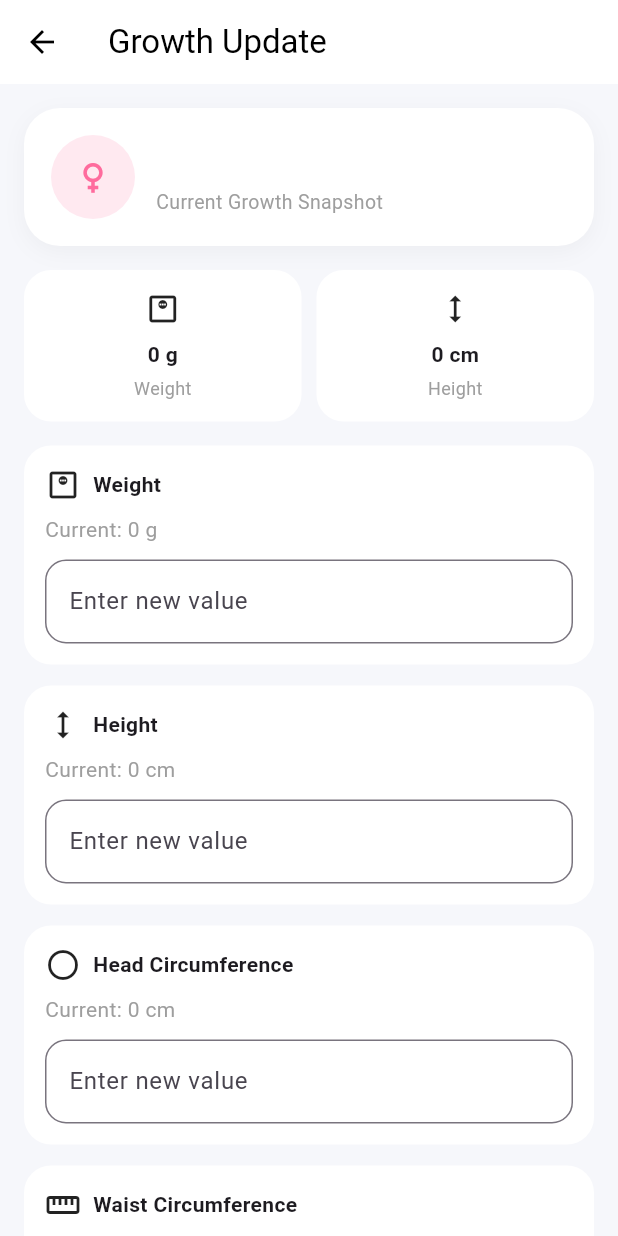
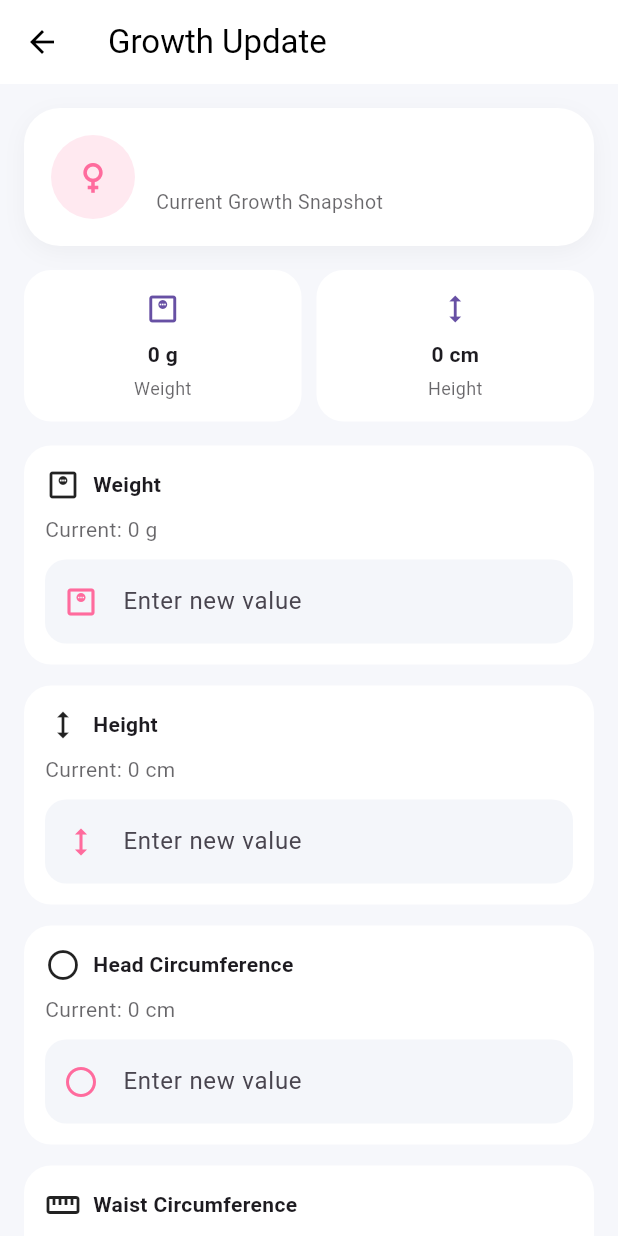
Before and after one commit to m3hm3tcan/Leyumi, a Flutter app: the GrowthUpdateScreen screen opened by its route, on a phone screen of 412 x 824 dp. Run offline on Flutter 3.47's test engine with Material 3 defaults, Android fonts, the phone set to English and light mode, and no system bars; our stand-ins replace fl_chart, google_fonts, lottie, shared_preferences; accounts and stored records are empty.

Commit message:
dark mode added on growth update screen

```diff
--- a/lib/features/growth/growth_update_screen.dart
+++ b/lib/features/growth/growth_update_screen.dart
@@ -30,6 +30,8 @@ class _GrowthUpdateScreenState extends State<GrowthUpdateScreen> {
   Future<void> loadProfile() async {
     final p = await BabyStorage().loadProfile();
     final growth = await GrowthStorage().loadEntries();
+
+    if (!mounted) return;
 
     setState(() {
       profile = p;
@@ -90,8 +92,20 @@ class _GrowthUpdateScreenState extends State<GrowthUpdateScreen> {
   }
 
   @override
+  void dispose() {
+    weightCtrl.dispose();
+    heightCtrl.dispose();
+    headCtrl.dispose();
+    waistCtrl.dispose();
+    super.dispose();
+  }
+
+  @override
   Widget build(BuildContext context) {
     final l10n = AppLocalizations.of(context);
+    final theme = Theme.of(context);
+    final colorScheme = theme.colorScheme;
+    final isDark = theme.brightness == Brightness.dark;
 
     if (profile == null) {
       return const Scaffold(
@@ -104,13 +118,15 @@ class _GrowthUpdateScreenState extends State<GrowthUpdateScreen> {
     final isBoy = profile!.gender.toLowerCase() == "male";
     final primaryColor =
         isBoy ? const Color(0xff4DA3FF) : const Color(0xffFF6B9D);
+    final surfaceColor = theme.cardColor;
+    final subtleSurface = isDark ? const Color(0xff262626) : const Color(0xffF4F6FA);
+    final secondaryTextColor =
+        theme.textTheme.bodyMedium?.color?.withAlpha(170) ?? Colors.grey;
+    final shadowColor = Colors.black.withAlpha(isDark ? 40 : 10);
 
     return Scaffold(
-      backgroundColor: const Color(0xffF6F7FB),
-
       appBar: AppBar(
         title: Text(l10n.growthUpdateTitle),
-        backgroundColor: Colors.white,
         elevation: 0,
       ),
 
@@ -124,11 +140,11 @@ class _GrowthUpdateScreenState extends State<GrowthUpdateScreen> {
               width: double.infinity,
               padding: const EdgeInsets.all(18),
               decoration: BoxDecoration(
-                color: Colors.white,
+                color: surfaceColor,
                 borderRadius: BorderRadius.circular(24),
                 boxShadow: [
                   BoxShadow(
-                    color: Colors.black.withAlpha(10),
+                    color: shadowColor,
                     blurRadius: 12,
                     offset: const Offset(0, 4),
                   ),
@@ -165,8 +181,8 @@ class _GrowthUpdateScreenState extends State<GrowthUpdateScreen> {
 
                         Text(
                           l10n.currentGrowthSnapshot,
-                          style: const TextStyle(
-                            color: Colors.grey,
+                          style: TextStyle(
+                            color: secondaryTextColor,
                             fontSize: 13,
                           ),
                         ),
@@ -187,6 +203,9 @@ class _GrowthUpdateScreenState extends State<GrowthUpdateScreen> {
                     l10n.weight,
                     "${profile!.weight} ${l10n.unitGr}",
                     Icons.monitor_weight_outlined,
+                    surfaceColor: surfaceColor,
+                    secondaryTextColor: secondaryTextColor,
+                    iconColor: colorScheme.primary,
                   ),
                 ),
                 const SizedBox(width: 10),
@@ -195,6 +214,9 @@ class _GrowthUpdateScreenState extends State<GrowthUpdateScreen> {
                     l10n.height,
                     "${profile!.height} ${l10n.unitCm}",
                     Icons.height,
+                    surfaceColor: surfaceColor,
+                    secondaryTextColor: secondaryTextColor,
+                    iconColor: colorScheme.primary,
                   ),
                 ),
               ],
@@ -210,6 +232,10 @@ class _GrowthUpdateScreenState extends State<GrowthUpdateScreen> {
               unit: l10n.unitGr,
               currentLabel: l10n.currentLabel,
               hintText: l10n.enterNewValueHint,
+              surfaceColor: surfaceColor,
+              subtleSurface: subtleSurface,
+              secondaryTextColor: secondaryTextColor,
+              accentColor: primaryColor,
             ),
 
             _growthField(
@@ -220,6 +246,10 @@ class _GrowthUpdateScreenState extends State<GrowthUpdateScreen> {
               unit: l10n.unitCm,
               currentLabel: l10n.currentLabel,
               hintText: l10n.enterNewValueHint,
+              surfaceColor: surfaceColor,
+              subtleSurface: subtleSurface,
+              secondaryTextColor: secondaryTextColor,
+              accentColor: primaryColor,
             ),
 
             _growthField(
@@ -230,6 +260,10 @@ class _GrowthUpdateScreenState extends State<GrowthUpdateScreen> {
               unit: l10n.unitCm,
               currentLabel: l10n.currentLabel,
               hintText: l10n.enterNewValueHint,
+              surfaceColor: surfaceColor,
+              subtleSurface: subtleSurface,
+              secondaryTextColor: secondaryTextColor,
+              accentColor: primaryColor,
             ),
 
             _growthField(
@@ -240,6 +274,10 @@ class _GrowthUpdateScreenState extends State<GrowthUpdateScreen> {
               unit: l10n.unitCm,
               currentLabel: l10n.currentLabel,
               hintText: l10n.enterNewValueHint,
+              surfaceColor: surfaceColor,
+              subtleSurface: subtleSurface,
+              secondaryTextColor: secondaryTextColor,
+              accentColor: primaryColor,
             ),
 
             const SizedBox(height: 24),
@@ -271,16 +309,19 @@ class _GrowthUpdateScreenState extends State<GrowthUpdateScreen> {
     String title,
     String value,
     IconData icon,
+    {required Color surfaceColor,
+    required Color secondaryTextColor,
+    required Color iconColor,}
   ) {
     return Container(
       padding: const EdgeInsets.all(14),
       decoration: BoxDecoration(
-        color: Colors.white,
+        color: surfaceColor,
         borderRadius: BorderRadius.circular(18),
       ),
       child: Column(
         children: [
-          Icon(icon),
+          Icon(icon, color: iconColor),
 
           const SizedBox(height: 8),
 
@@ -296,8 +337,8 @@ class _GrowthUpdateScreenState extends State<GrowthUpdateScreen> {
 
           Text(
             title,
-            style: const TextStyle(
-              color: Colors.grey,
+            style: TextStyle(
+              color: secondaryTextColor,
               fontSize: 12,
             ),
           ),
@@ -314,12 +355,16 @@ class _GrowthUpdateScreenState extends State<GrowthUpdateScreen> {
     required String unit,
     required String currentLabel,
     required String hintText,
+    required Color surfaceColor,
+    required Color subtleSurface,
+    required Color secondaryTextColor,
+    required Color accentColor,
   }) {
     return Container(
       margin: const EdgeInsets.only(bottom: 14),
       padding: const EdgeInsets.all(14),
       decoration: BoxDecoration(
-        color: Colors.white,
+        color: surfaceColor,
         borderRadius: BorderRadius.circular(18),
       ),
 
@@ -345,8 +390,8 @@ class _GrowthUpdateScreenState extends State<GrowthUpdateScreen> {
 
           Text(
             "$currentLabel: $currentValue $unit",
-            style: const TextStyle(
-              color: Colors.grey,
+            style: TextStyle(
+              color: secondaryTextColor,
             ),
           ),
 
@@ -356,9 +401,24 @@ class _GrowthUpdateScreenState extends State<GrowthUpdateScreen> {
             controller: controller,
             keyboardType: TextInputType.number,
             decoration: InputDecoration(
+              filled: true,
+              fillColor: subtleSurface,
               hintText: hintText,
+              prefixIcon: Icon(icon, color: accentColor),
               border: OutlineInputBorder(
                 borderRadius: BorderRadius.circular(14),
+                borderSide: BorderSide.none,
+              ),
+              enabledBorder: OutlineInputBorder(
+                borderRadius: BorderRadius.circular(14),
+                borderSide: BorderSide.none,
+              ),
+              focusedBorder: OutlineInputBorder(
+                borderRadius: BorderRadius.circular(14),
+                borderSide: BorderSide(
+                  color: accentColor.withAlpha(140),
+                  width: 1.5,
+                ),
               ),
             ),
           ),
```
Also changed, not shown: lib/features/growth/growth_history_screen.dart (deleted, +0 -250 lines), lib/features/home/home_screen.dart (+19 -16 lines).
